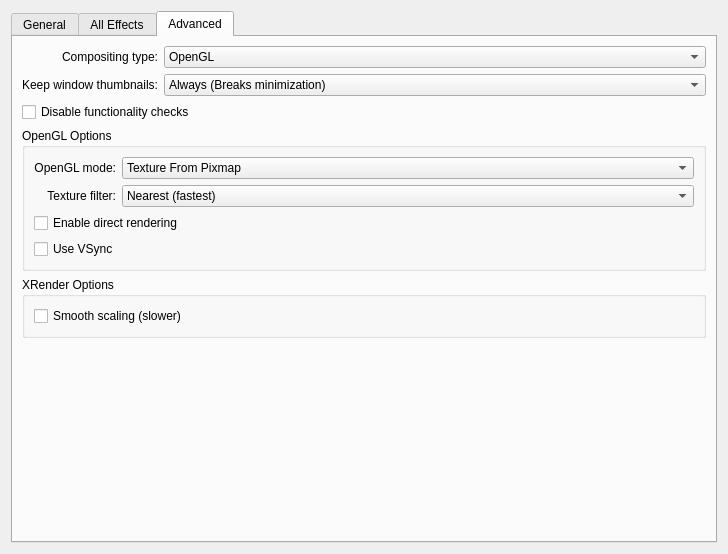
The window that kcmkwin/kwincompositing/main.ui (KDE/kwin) describes before a commit, drawn with Qt 5.
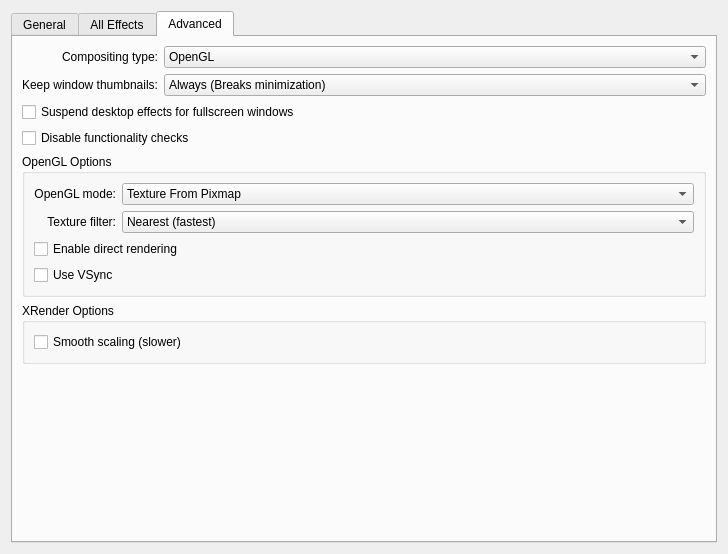
The same window after the commit. The open tabs and pages were chosen to show the change. Custom widgets are drawn as their Qt base class.

Commit message: Adding checkbox for unredirecting fullscreen windows. FEATURE: 232532 CCBUG: 177495 FIXED-IN: 4.6.0

The edit to the form file:
```diff
--- a/kcmkwin/kwincompositing/main.ui
+++ b/kcmkwin/kwincompositing/main.ui
@@ -404,7 +404,7 @@
          </item>
         </widget>
        </item>
-       <item row="2" column="0" colspan="2">
+       <item row="3" column="0" colspan="2">
         <widget class="QCheckBox" name="disableChecks">
          <property name="whatsThis">
           <string>Enabling this option allows compositing to be activated even if some of the internal checks fail. Doing so may make the whole desktop unusable and its use is not recommened. Use only if KWin refuses to activate compositing on a system that should be capable of compositing.
@@ -415,7 +415,7 @@
          </property>
         </widget>
        </item>
-       <item row="3" column="0" colspan="2">
+       <item row="4" column="0" colspan="2">
         <widget class="QGroupBox" name="glGroup">
          <property name="title">
           <string>OpenGL Options</string>
@@ -532,7 +532,7 @@
          </layout>
         </widget>
        </item>
-       <item row="4" column="0" colspan="2">
+       <item row="5" column="0" colspan="2">
         <widget class="QGroupBox" name="xrenderGroup">
          <property name="title">
           <string>XRender Options</string>
@@ -548,7 +548,7 @@
          </layout>
         </widget>
        </item>
-       <item row="5" column="0" colspan="2">
+       <item row="6" column="0" colspan="2">
         <spacer name="verticalSpacer_6">
          <property name="orientation">
           <enum>Qt::Vertical</enum>
@@ -561,6 +561,16 @@
          </property>
         </spacer>
        </item>
+       <item row="2" column="0" colspan="2">
+        <widget class="QCheckBox" name="unredirectFullscreen">
+         <property name="toolTip">
+          <string>Improves performance of fullscreen applications like games and video players. This option can cause flickering when another window is opened above the fullscreen window.</string>
+         </property>
+         <property name="text">
+          <string>Suspend desktop effects for fullscreen windows</string>
+         </property>
+        </widget>
+       </item>
       </layout>
      </widget>
     </widget>
@@ -568,16 +578,16 @@
   </layout>
  </widget>
  <customwidgets>
-  <customwidget>
-   <class>KComboBox</class>
-   <extends>QComboBox</extends>
-   <header>kcombobox.h</header>
-  </customwidget>
   <customwidget>
    <class>KTitleWidget</class>
    <extends>QWidget</extends>
    <header>ktitlewidget.h</header>
   </customwidget>
+  <customwidget>
+   <class>KComboBox</class>
+   <extends>QComboBox</extends>
+   <header>kcombobox.h</header>
+  </customwidget>
   <customwidget>
    <class>KPluginSelector</class>
    <extends>QWidget</extends>
```
The commit also changes 1 other file.
